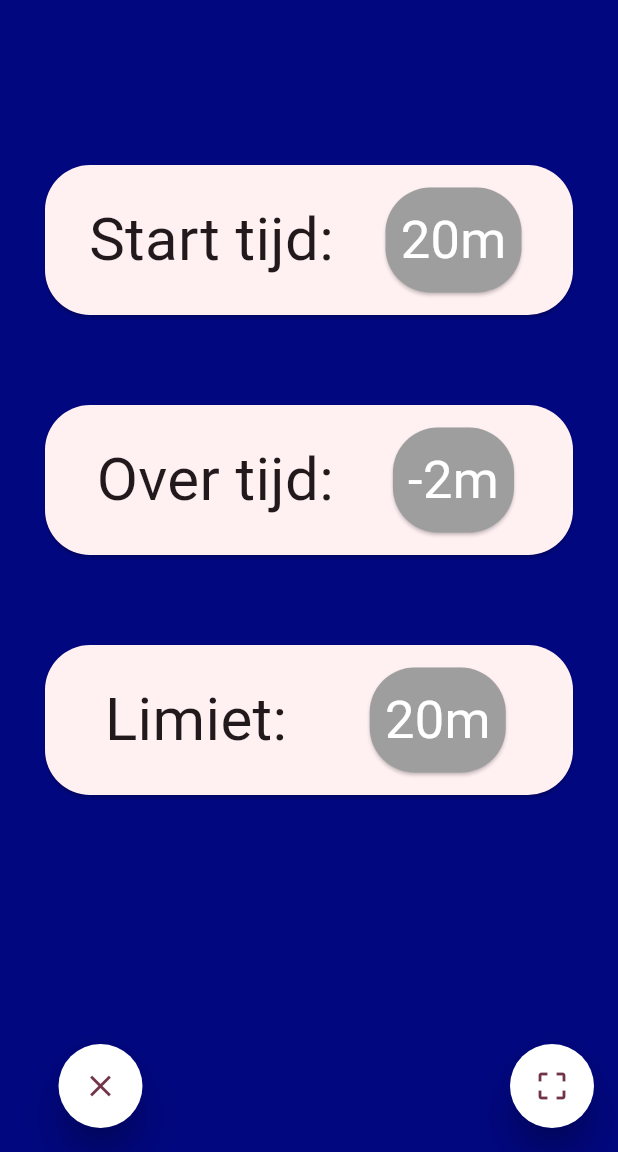
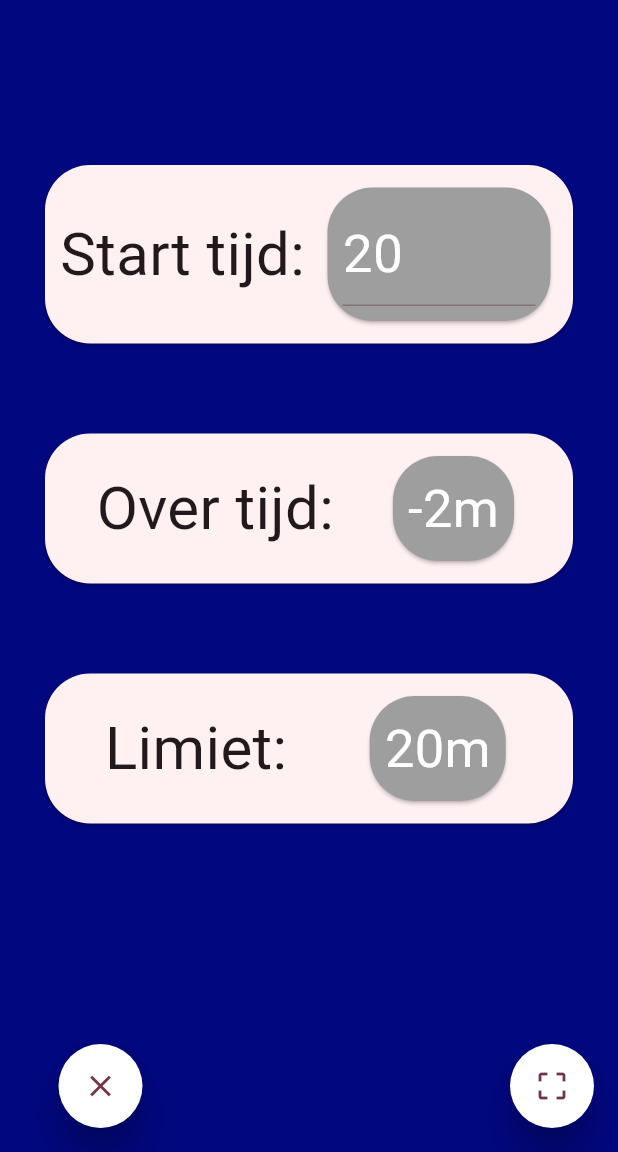
Before and after one commit to Bovhasselt/bounce, a Flutter app: the screen it shows after launch, after a tap on the "settings" icon, on a phone screen of 412 x 824 dp, the part 84-1236 px from its top. Run offline on Flutter 3.47's test engine with Material 2 defaults, Android fonts, the phone set to English and light mode, and no system bars; our stand-ins replace qr_flutter.

Commit message:
Settings input field updates

```diff
--- a/lib/clubside/settingsscreen.dart
+++ b/lib/clubside/settingsscreen.dart
@@ -24,16 +24,19 @@ class SettingsScreen extends StatelessWidget {
                   ),
                 ),
               ),
-              Card(
+              Flexible(
+                child: Card(
                   margin: EdgeInsets.all(15),
                   shape: RoundedRectangleBorder(
                       borderRadius: BorderRadius.circular(30)),
                   color: Colors.grey,
                   child: Container(
                     margin: EdgeInsets.all(10),
-                  child: Text(
-                    '20m',
+                    child: TextFormField(
+                      initialValue: '20',
                       style: TextStyle(color: Colors.white, fontSize: 35),
+                      keyboardType: TextInputType.number,
+                    ),
                   ),
                 ),
               )
```
Lines whose indentation alone changed are shown as unchanged.
